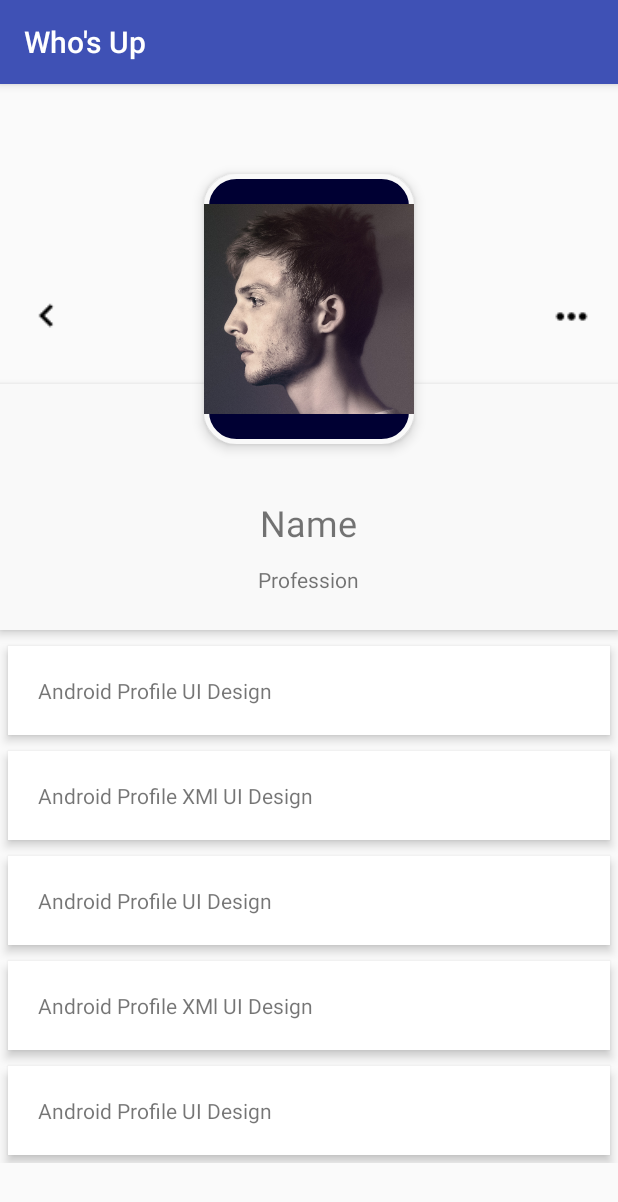
After one commit to ICT-3213-Project/Whos-Up, an Android app: the ProfileActivity screen opened directly, with no data from a screen before it, on a phone screen of 412 x 824 dp. The commit adds this screen. Shown: the top 1202 px of the screen. Run offline under Robolectric (Android 15) with nearby library versions, the phone set to English and light mode, and no system bars.

Commit message:
Added Profile Activity

```diff
--- a/app/src/main/AndroidManifest.xml
+++ b/app/src/main/AndroidManifest.xml
@@ -36,7 +36,8 @@
 
         <activity
             android:name=".MapsActivity"
-            android:label="@string/title_activity_maps"></activity>
+            android:label="@string/title_activity_maps" />
+        <activity android:name=".ProfileActivity"></activity>
     </application>
 
 </manifest>
--- /dev/null
+++ b/app/src/main/java/lightning/structby/whosup/ProfileActivity.java
@@ -0,0 +1,13 @@
+package lightning.structby.whosup;
+
+import android.support.v7.app.AppCompatActivity;
+import android.os.Bundle;
+
+public class ProfileActivity extends AppCompatActivity {
+
+    @Override
+    protected void onCreate(Bundle savedInstanceState) {
+        super.onCreate(savedInstanceState);
+        setContentView(R.layout.activity_profile);
+    }
+}
--- /dev/null
+++ b/app/src/main/res/drawable-xhdpi/profile_circular_border_imageview.xml
@@ -0,0 +1,14 @@
+<?xml version="1.0" encoding="utf-8"?>
+<shape xmlns:android="http://schemas.android.com/apk/res/android"
+    android:shape="rectangle">
+    <corners android:radius="20dp" />
+    <solid android:color="#000033" />
+    <stroke
+        android:width="3dip"
+        android:color="#f9f9f9" />
+    <padding
+        android:bottom="4dp"
+        android:left="4dp"
+        android:right="4dp"
+        android:top="4dp" />
+</shape>
--- a/app/src/main/res/layout/activity_maps.xml
+++ b/app/src/main/res/layout/activity_maps.xml
@@ -90,7 +90,7 @@
             android:layout_height="wrap_content"
             android:layout_marginTop="60dp"
             android:layout_marginLeft="20dp"
-            android:text="Studnet"
+            android:text="Student"
             android:textSize="16sp"
             android:textColor="#000000" />
 
@@ -100,7 +100,7 @@
             android:layout_height="wrap_content"
             android:layout_marginTop="80dp"
             android:layout_marginLeft="20dp"
-            android:text="summer party"
+            android:text="Summer Party"
             android:textSize="14sp"
             android:textColor="#000000" />
 
--- /dev/null
+++ b/app/src/main/res/layout/activity_profile.xml
@@ -0,0 +1,140 @@
+<?xml version="1.0" encoding="utf-8"?>
+<ScrollView xmlns:android="http://schemas.android.com/apk/res/android"
+    android:layout_width="match_parent"
+    android:layout_height="match_parent">
+
+    <RelativeLayout
+        android:layout_width="match_parent"
+        android:layout_height="match_parent">
+
+        <ImageView
+            android:id="@+id/header_cover_image"
+            android:layout_width="match_parent"
+            android:layout_height="200dp"
+            android:scaleType="centerCrop"/>
+        <!--android:src="@drawable/navigation_header_image" />-->
+
+        <ImageView
+            android:id="@+id/back"
+            android:layout_width="30dp"
+            android:layout_height="30dp"
+            android:layout_marginLeft="16dp"
+            android:layout_marginTop="140dp"
+            android:src="@drawable/ic_keyboard_arrow_left" />
+
+        <ImageView
+            android:id="@+id/drop_down_option_menu"
+            android:layout_width="30dp"
+            android:layout_height="30dp"
+            android:layout_alignParentRight="true"
+            android:layout_marginRight="16dp"
+            android:layout_marginTop="140dp"
+            android:src="@drawable/ic_more_horiz" />
+
+        <ImageButton
+            android:id="@+id/user_profile_photo"
+            android:layout_width="140dp"
+            android:layout_height="180dp"
+            android:layout_below="@+id/header_cover_image"
+            android:layout_centerHorizontal="true"
+            android:layout_marginTop="-140dp"
+            android:background="@drawable/profile_circular_border_imageview"
+            android:elevation="5dp"
+            android:padding="20dp"
+            android:scaleType="centerCrop"
+            android:src="@drawable/person"/>
+
+        <RelativeLayout
+            android:id="@+id/profile_layout"
+            android:layout_width="match_parent"
+            android:layout_height="wrap_content"
+            android:layout_below="@+id/header_cover_image"
+            android:background="#f9f9f9"
+            android:elevation="4dp"
+            android:paddingBottom="24dp">
+
+            <TextView
+                android:id="@+id/user_profile_name"
+                android:layout_width="wrap_content"
+                android:layout_height="wrap_content"
+                android:layout_centerHorizontal="true"
+                android:layout_marginTop="76dp"
+                android:text="Name"
+                android:textSize="24sp"
+                android:textStyle="normal" />
+
+            <TextView
+                android:id="@+id/user_profile_short_bio"
+                android:layout_width="wrap_content"
+                android:layout_height="wrap_content"
+                android:layout_below="@+id/user_profile_name"
+                android:layout_centerHorizontal="true"
+                android:layout_marginTop="12dp"
+                android:text="Profession"
+                android:textSize="14sp" />
+        </RelativeLayout>
+
+
+        <LinearLayout
+            android:layout_width="fill_parent"
+            android:layout_height="wrap_content"
+            android:layout_below="@+id/profile_layout"
+            android:layout_marginTop="5dp"
+            android:orientation="vertical">
+
+            <TextView
+                android:layout_width="fill_parent"
+                android:layout_height="wrap_content"
+                android:layout_margin="5dp"
+                android:background="#fff"
+                android:clickable="true"
+                android:elevation="4dp"
+                android:padding="20dp"
+                android:text="Android Profile UI Design" />
+
+            <TextView
+                android:layout_width="fill_parent"
+                android:layout_height="wrap_content"
+                android:layout_margin="5dp"
+                android:layout_marginBottom="3dp"
+                android:layout_marginTop="3dp"
+                android:background="#fff"
+                android:clickable="true"
+                android:elevation="4dp"
+                android:padding="20dp"
+                android:text="Android Profile XMl UI Design" />
+
+            <TextView
+                android:layout_width="fill_parent"
+                android:layout_height="wrap_content"
+                android:layout_margin="5dp"
+                android:background="#fff"
+                android:clickable="true"
+                android:elevation="4dp"
+                android:padding="20dp"
+                android:text="Android Profile UI Design" />
+
+            <TextView
+                android:layout_width="fill_parent"
+                android:layout_height="wrap_content"
+                android:layout_margin="5dp"
+                android:layout_marginBottom="3dp"
+                android:layout_marginTop="3dp"
+                android:background="#fff"
+                android:clickable="true"
+                android:elevation="4dp"
+                android:padding="20dp"
+                android:text="Android Profile XMl UI Design" />
+
+            <TextView
+                android:layout_width="fill_parent"
+                android:layout_height="wrap_content"
+                android:layout_margin="5dp"
+                android:background="#fff"
+                android:clickable="true"
+                android:elevation="4dp"
+                android:padding="20dp"
+                android:text="Android Profile UI Design" />
+        </LinearLayout>
+    </RelativeLayout>
+</ScrollView>
```
Also changed, not shown: app/src/main/res/drawable-hdpi/ic_keyboard_arrow_left.png (added), app/src/main/res/drawable-hdpi/ic_more_horiz.png (added), app/src/main/res/drawable-mdpi/ic_keyboard_arrow_left.png (added), app/src/main/res/drawable-mdpi/ic_more_horiz.png (added), app/src/main/res/drawable-xhdpi/ic_keyboard_arrow_left.png (added), app/src/main/res/drawable-xhdpi/ic_more_horiz.png (added), app/src/main/res/drawable-xxhdpi/ic_keyboard_arrow_left.png (added), app/src/main/res/drawable-xxhdpi/ic_more_horiz.png (added), app/src/main/res/drawable-xxxhdpi/ic_keyboard_arrow_left.png (added), app/src/main/res/drawable-xxxhdpi/ic_more_horiz.png (added).
